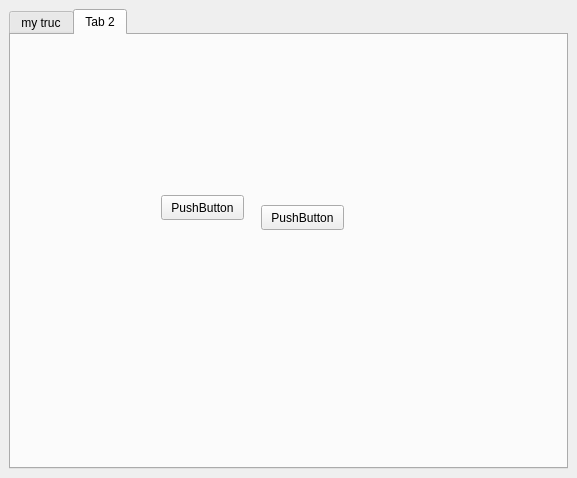
First picture: the form in ui/tileView.ui, repository zoriya/ComSquare, before the edit.
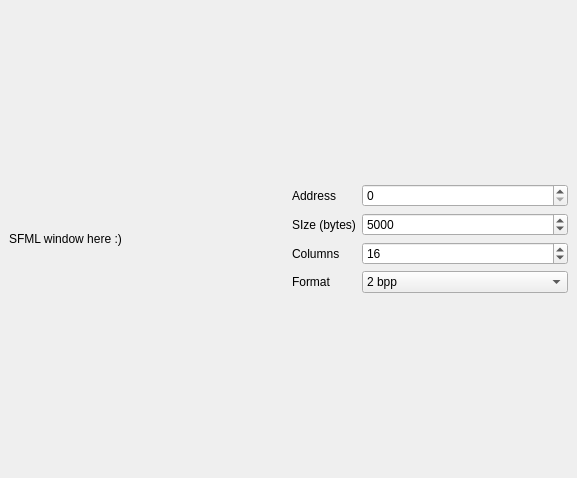
Second picture: the form after the edit. The open tabs and pages were chosen to show the change. Icons and pictures are not drawn.

Commit message: adding a real ui for the tile viewer

The edit to the form file:
```diff
--- a/ui/tileView.ui
+++ b/ui/tileView.ui
@@ -20,50 +20,113 @@
   <widget class="QWidget" name="centralwidget">
    <layout class="QGridLayout" name="gridLayout">
     <item row="0" column="0">
-     <widget class="QTabWidget" name="tabWidget">
-      <property name="currentIndex">
-       <number>0</number>
-      </property>
-      <property name="tabsClosable">
-       <bool>false</bool>
-      </property>
-      <widget class="QWidget" name="tab">
-       <attribute name="title">
-        <string>my truc</string>
-       </attribute>
-      </widget>
-      <widget class="QWidget" name="tab_2">
-       <attribute name="title">
-        <string>Tab 2</string>
-       </attribute>
-       <widget class="QPushButton" name="pushButton">
-        <property name="geometry">
-         <rect>
-          <x>250</x>
-          <y>170</y>
-          <width>83</width>
-          <height>25</height>
-         </rect>
-        </property>
+     <layout class="QHBoxLayout" name="horizontalLayout">
+      <item>
+       <widget class="QLabel" name="label_5">
         <property name="text">
-         <string>PushButton</string>
+         <string>SFML window here :)</string>
         </property>
        </widget>
-       <widget class="QPushButton" name="pushButton_2">
-        <property name="geometry">
-         <rect>
-          <x>150</x>
-          <y>160</y>
-          <width>83</width>
-          <height>25</height>
-         </rect>
-        </property>
-        <property name="text">
-         <string>PushButton</string>
-        </property>
-       </widget>
-      </widget>
-     </widget>
+      </item>
+      <item>
+       <layout class="QFormLayout" name="formLayout">
+        <item row="0" column="0">
+         <widget class="QLabel" name="label">
+          <property name="text">
+           <string>Address</string>
+          </property>
+         </widget>
+        </item>
+        <item row="0" column="1">
+         <widget class="QSpinBox" name="Address"/>
+        </item>
+        <item row="2" column="0">
+         <widget class="QLabel" name="label_3">
+          <property name="text">
+           <string>SIze (bytes)</string>
+          </property>
+         </widget>
+        </item>
+        <item row="2" column="1">
+         <widget class="QSpinBox" name="ByteSize">
+          <property name="enabled">
+           <bool>true</bool>
+          </property>
+          <property name="minimum">
+           <number>100</number>
+          </property>
+          <property name="maximum">
+           <number>10000</number>
+          </property>
+          <property name="value">
+           <number>5000</number>
+          </property>
+         </widget>
+        </item>
+        <item row="4" column="0">
+         <widget class="QLabel" name="label_2">
+          <property name="text">
+           <string>Columns</string>
+          </property>
+         </widget>
+        </item>
+        <item row="4" column="1">
+         <widget class="QSpinBox" name="NbColumns">
+          <property name="specialValueText">
+           <string/>
+          </property>
+          <property name="minimum">
+           <number>1</number>
+          </property>
+          <property name="value">
+           <number>16</number>
+          </property>
+         </widget>
+        </item>
+        <item row="5" column="0">
+         <widget class="QLabel" name="label_4">
+          <property name="text">
+           <string>Format</string>
+          </property>
+         </widget>
+        </item>
+        <item row="5" column="1">
+         <widget class="QComboBox" name="BppFormat">
+          <property name="currentText">
+           <string>2 bpp</string>
+          </property>
+          <property name="currentIndex">
+           <number>0</number>
+          </property>
+          <property name="placeholderText">
+           <string>hjhu</string>
+          </property>
+          <property name="frame">
+           <bool>true</bool>
+          </property>
+          <item>
+           <property name="text">
+            <string>2 bpp</string>
+           </property>
+          </item>
+          <item>
+           <property name="text">
+            <string>4 bpp</string>
+           </property>
+          </item>
+          <item>
+           <property name="text">
+            <string>8 bpp</string>
+           </property>
+          </item>
+         </widget>
+        </item>
+       </layout>
+      </item>
+      <item>
+       <layout class="QVBoxLayout" name="verticalLayout"/>
+      </item>
+     </layout>
     </item>
    </layout>
   </widget>
```
Left out of the diff: 2 changed lines with no effect on the pictures. The commit also changes 3 other files.
